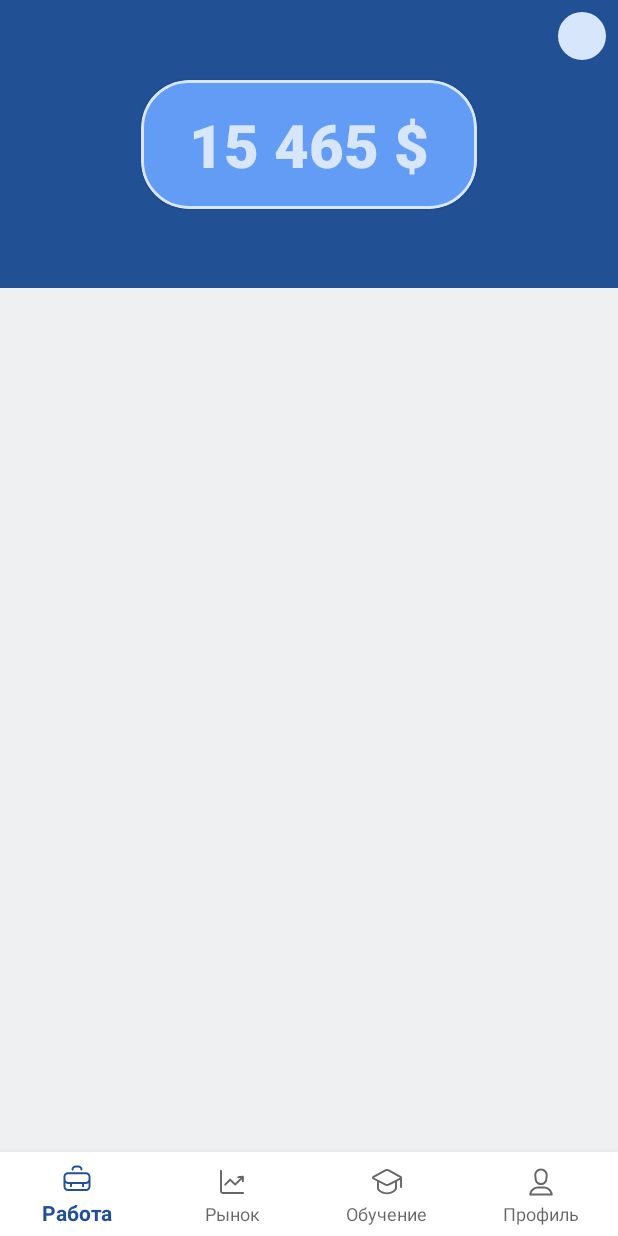
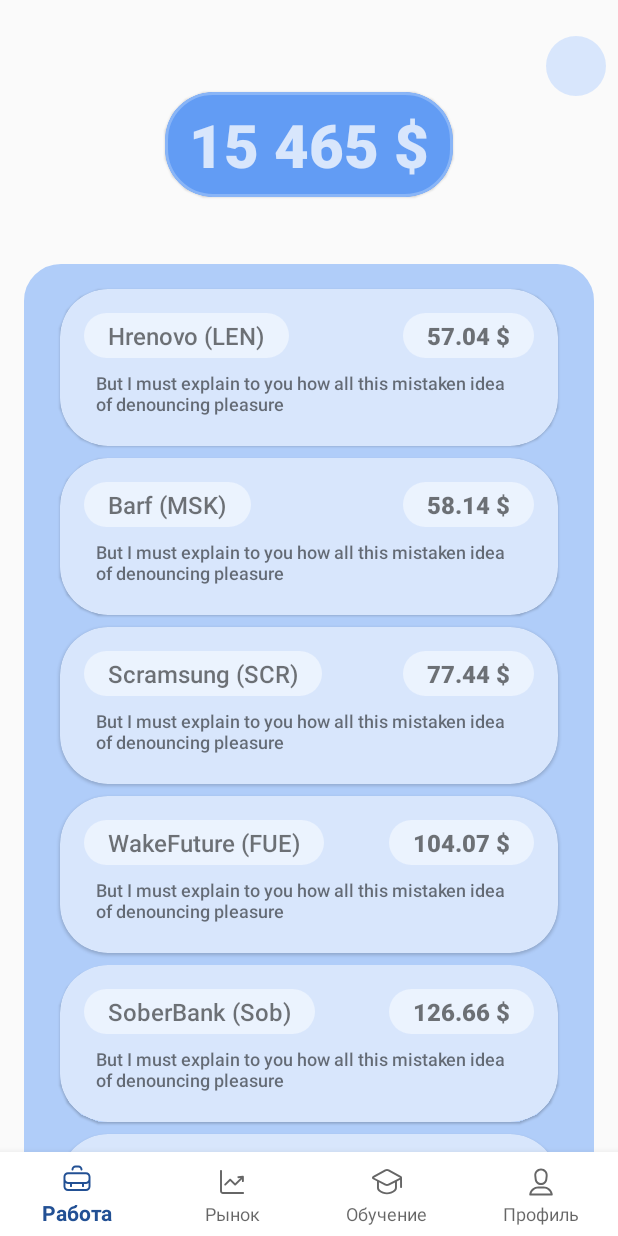
Before and after one commit to alekseyonanov/Invest, an Android app: the fragment StockFragment placed in its activity, on a phone screen of 412 x 824 dp. Run offline under Robolectric (Android 15) with nearby library versions, the light colour scheme and no system bars; our stand-ins replace Dagger/Hilt's generated code, Room's generated code; libraries missing offline, so code that uses them is left out: com.github.terrakok.cicerone; Roboto replaces fonts that are not available here; 2 statements that could not run were skipped.

Commit message:
Расширение Stock

```diff
--- a/app/src/main/java/ru/grokkers/invest/data/model/Stock.kt
+++ b/app/src/main/java/ru/grokkers/invest/data/model/Stock.kt
@@ -2,6 +2,7 @@ package ru.grokkers.invest.data.model
 
 import androidx.room.Entity
 import androidx.room.PrimaryKey
+import java.util.*
 
 /**
  * @author Onanov Aleksey (@onanov)
@@ -11,5 +12,7 @@ data class Stock(
     @PrimaryKey
     val id: Int,
     val name: String,
-    val price: Double,
+    val price: Double = 0.0,
+    val currencySymbol: String,
+    val message: String,
 )
--- a/app/src/main/java/ru/grokkers/invest/data/repository/impl/StockRepositoryImpl.kt
+++ b/app/src/main/java/ru/grokkers/invest/data/repository/impl/StockRepositoryImpl.kt
@@ -1,22 +1,57 @@
 package ru.grokkers.invest.data.repository.impl
 
+import kotlinx.coroutines.Dispatchers
+import kotlinx.coroutines.delay
 import kotlinx.coroutines.flow.Flow
 import kotlinx.coroutines.flow.flow
+import kotlinx.coroutines.flow.flowOn
 import ru.grokkers.invest.data.db.dao.StockDao
 import ru.grokkers.invest.data.model.Stock
 import ru.grokkers.invest.data.repository.StockRepository
+import java.text.DecimalFormat
+import java.util.*
 import javax.inject.Inject
+import kotlin.random.Random
 
 /**
  * @author Onanov Aleksey (@onanov)
  */
 class StockRepositoryImpl @Inject constructor(private val dao: StockDao) : StockRepository {
-
-    override fun getAllStock(): Flow<List<Stock>> = flow {
-        // TODO: 09.10.2021 implement
-    }
+    private val messages = listOf(
+        "But I must explain to you how all this mistaken idea of denouncing pleasure ",
+        "And praising pain was born and I will give you a complete account of",
+        "The system, and expound the actual teachings of the great explorer of",
+        "The truth, the master-builder of human happiness. No one rejects, dislikes,",
+        "Or avoids pleasure itself, because it is pleasure, but because those who do not know",
+        "How to pursue pleasure rationally encounter consequences that are extremely ",
+        "Painful. Nor again is there anyone who loves or pursues or desires to obtain ",
+        "Pain of itself, because it is pain, but because occasionally circumstances occur",
+        "In which toil and pain can procure him some great pleasure. To take a trivial example,",
+        "Which of us ever undertakes laborious physical exercise, except to obtain some advantage from it?",
+        "But who has any right to find fault with a man who chooses to enjoy a pleasure that has no annoying ",
+        "Consequences, or one who avoids a pain that produces no resultant pleasure?"
+    )
+    override fun getAllStock(): Flow<List<Stock>> = flow<List<Stock>> {
+        val random = Random(8800)
+        messages.shuffled()
+        repeat(10){ i ->
+            emit(listOf(
+                Stock(id = 1,name = "Pear (PER)",price = random.nextDouble(200.0),message = messages[i],currencySymbol = "$" ),
+                Stock(id = 2,name = "Scramsung (SCR)",price = random.nextDouble(200.0),message = messages[i],currencySymbol = "$" ),
+                Stock(id = 3,name = "Hrenovo (LEN)",price = random.nextDouble(200.0),message = messages[i],currencySymbol = "$" ),
+                Stock(id = 4,name = "Myasosay (MSI)",price = random.nextDouble(200.0),message = messages[i],currencySymbol = "$" ),
+                Stock(id = 5,name = "SoberBank (Sob)",price = random.nextDouble(200.0),message = messages[i],currencySymbol = "$" ),
+                Stock(id = 6,name = "OnanovCO (OCO)",price = random.nextDouble(200.0),message = "",currencySymbol = "$" ),
+                Stock(id = 7,name = "WakeFuture (FUE)",price = random.nextDouble(200.0),message = messages[i],currencySymbol = "$" ),
+                Stock(id = 8,name = "Barf (MSK)",price = random.nextDouble(200.0),message = messages[i],currencySymbol = "$" ),
+                Stock(id = 9,name = "VodkaInside (VIE)",price = random.nextDouble(200.0),message = messages[i],currencySymbol = "$" ),
+            ).sortedBy { it.price })
+            delay(5000)
+        }
+    }.flowOn(Dispatchers.IO)
 
     override fun add(model: Stock) {
+
     }
 
     override fun add(list: List<Stock>) {
--- a/app/src/main/java/ru/grokkers/invest/navigation/Screens.kt
+++ b/app/src/main/java/ru/grokkers/invest/navigation/Screens.kt
@@ -5,7 +5,7 @@ import ru.grokkers.invest.data.model.Education
 import ru.grokkers.invest.ui.fragment.education.detail.EducationDetailFragment
 import ru.grokkers.invest.ui.fragment.education.list.EducationListFragment
 import ru.grokkers.invest.ui.fragment.greetingfragment.GreetingFragment
-import ru.grokkers.invest.ui.fragment.storefragment.StoreFragment
+import ru.grokkers.invest.ui.fragment.storefragment.StockFragment
 import ru.grokkers.invest.ui.fragment.work.WorkFragment
 
 /**
@@ -21,7 +21,7 @@ object Screens {
     fun educationDetails(education: Education) = FragmentScreen { EducationDetailFragment.newInstance(education) }
 
     val Store: FragmentScreen
-        get() = FragmentScreen { StoreFragment() }
+        get() = FragmentScreen{ StockFragment()}
 
     val Work: FragmentScreen
         get() = FragmentScreen { WorkFragment() }
--- a/app/src/main/java/ru/grokkers/invest/ui/activity/MainActivity.kt
+++ b/app/src/main/java/ru/grokkers/invest/ui/activity/MainActivity.kt
@@ -35,7 +35,7 @@ class MainActivity : AppCompatActivity() {
                 View.SYSTEM_UI_FLAG_LAYOUT_FULLSCREEN or
                 View.SYSTEM_UI_FLAG_LAYOUT_HIDE_NAVIGATION*/
 
-        navigator.navigateToGreeting()
+        navigator.navigateToStore()
 
         binding.navigation.setOnItemSelectedListener(::handleNavigationItemClick)
     }
--- /dev/null
+++ b/app/src/main/java/ru/grokkers/invest/ui/base/BaseViewHolder.kt
@@ -0,0 +1,17 @@
+package ru.grokkers.invest.ui.base
+
+import androidx.recyclerview.widget.RecyclerView
+import androidx.viewbinding.ViewBinding
+
+/**
+ * @author Doroshenko Vyacheslav
+ */
+abstract class BaseViewHolder<Model>(binding: ViewBinding) : RecyclerView.ViewHolder(binding.root),
+    BindView<Model> {
+
+}
+
+
+interface BindView<Model> {
+    fun bind(model: Model)
+}
--- a/app/src/main/java/ru/grokkers/invest/ui/fragment/storefragment/StoreFragment.kt
+++ b/app/src/main/java/ru/grokkers/invest/ui/fragment/storefragment/StockFragment.kt
@@ -4,34 +4,43 @@ import android.os.Bundle
 import android.view.LayoutInflater
 import android.view.View
 import android.view.ViewGroup
-import androidx.core.view.OnApplyWindowInsetsListener
 import androidx.core.view.ViewCompat
 import androidx.core.view.WindowInsetsCompat
 import androidx.fragment.app.viewModels
+import androidx.recyclerview.widget.LinearLayoutManager
 import com.google.android.material.appbar.AppBarLayout
 import dagger.hilt.android.AndroidEntryPoint
 import ru.grokkers.invest.R
-import ru.grokkers.invest.databinding.StoreFragmentBinding
+import ru.grokkers.invest.databinding.StockFragmentBinding
 import ru.grokkers.invest.ui.base.BaseFragment
+import ru.grokkers.invest.ui.fragment.storefragment.adapter.StockListAdapter
 
 /**
  * @author Vyacheslav Doroshenko
  */
 @AndroidEntryPoint
-class StoreFragment : BaseFragment() {
+class StockFragment : BaseFragment() {
 
-    private var _binding: StoreFragmentBinding? = null
-    private val binding: StoreFragmentBinding by lazy { _binding!! }
+    private var _binding: StockFragmentBinding? = null
+    private val binding: StockFragmentBinding by lazy { _binding!! }
 
-    private val viewModel by viewModels<StoreViewModel>()
+    private val viewModel by viewModels<StockViewModel>()
 
     override fun onCreateView(
         inflater: LayoutInflater,
         container: ViewGroup?,
-        savedInstanceState: Bundle?
+        savedInstanceState: Bundle?,
     ): View {
-        _binding = StoreFragmentBinding.inflate(inflater, container, false);
+        _binding = StockFragmentBinding.inflate(inflater, container, false);
         binding.appbar.addOnOffsetChangedListener(offsetChangedListener)
+        StockListAdapter().also { stockAdapter ->
+            stockAdapter.onStockClick = viewModel::stockClick
+            binding.recycler.apply {
+                adapter = stockAdapter
+                layoutManager = LinearLayoutManager(requireContext())
+            }
+            handleFlow(viewModel.stockFlow, stockAdapter::submitList)
+        }
 
         val desiredBarHeight = binding.motionLayout.minHeight
         ViewCompat.setOnApplyWindowInsetsListener(binding.motionLayout) { _, insets ->
@@ -55,7 +64,6 @@ class StoreFragment : BaseFragment() {
             (-verticalOffset / appBarLayout.totalScrollRange.toFloat()).let { position ->
                 binding.motionLayout.progress = position
             }
-
         }
 
     override fun onDestroyView() {
--- a/app/src/main/java/ru/grokkers/invest/ui/fragment/storefragment/StoreViewModel.kt
+++ b/app/src/main/java/ru/grokkers/invest/ui/fragment/storefragment/StockViewModel.kt
@@ -6,6 +6,7 @@ import androidx.lifecycle.viewModelScope
 import dagger.hilt.android.lifecycle.HiltViewModel
 import kotlinx.coroutines.flow.SharingStarted
 import kotlinx.coroutines.flow.stateIn
+import ru.grokkers.invest.data.model.Stock
 import ru.grokkers.invest.data.repository.StockRepository
 import ru.grokkers.invest.ui.base.BaseViewModel
 import javax.inject.Inject
@@ -14,7 +15,7 @@ import javax.inject.Inject
  * @author Vyacheslav Doroshenko
  */
 @HiltViewModel
-class StoreViewModel @Inject constructor(
+class StockViewModel @Inject constructor(
     application: Application,
     private val repository: StockRepository,
     val stateHandle: SavedStateHandle
@@ -27,6 +28,10 @@ class StoreViewModel @Inject constructor(
     }
 
 
+    fun stockClick(stock : Stock){
+
+    }
+
 
 
 }
--- /dev/null
+++ b/app/src/main/java/ru/grokkers/invest/ui/fragment/storefragment/adapter/StockListAdapter.kt
@@ -0,0 +1,50 @@
+package ru.grokkers.invest.ui.fragment.storefragment.adapter
+
+import android.view.LayoutInflater
+import android.view.ViewGroup
+import androidx.recyclerview.widget.DiffUtil
+import androidx.recyclerview.widget.ListAdapter
+import ru.grokkers.invest.data.model.Stock
+import ru.grokkers.invest.databinding.StockItemBinding
+import ru.grokkers.invest.ui.base.BaseViewHolder
+
+/**
+ * @author Doroshenko Vyacheslav
+ */
+class StockListAdapter : ListAdapter<Stock, BaseViewHolder<Stock>>(STOCK_MATCHER) {
+
+    var onStockClick: ((stock: Stock) -> Unit)? =
+        null
+
+    override fun onCreateViewHolder(parent: ViewGroup, viewType: Int): BaseViewHolder<Stock> {
+        val vb = StockItemBinding.inflate(LayoutInflater.from(parent.context), parent, false)
+        return StockViewHolder(vb, onStockClick)
+    }
+
+    override fun onBindViewHolder(holder: BaseViewHolder<Stock>, position: Int) {
+        holder.bind(getItem(position))
+    }
+
+    companion object {
+
+        private val STOCK_MATCHER = object : DiffUtil.ItemCallback<Stock>() {
+            override fun areItemsTheSame(
+                oldItem: Stock,
+                newItem: Stock,
+            ): Boolean =
+                oldItem.id == newItem.id
+
+            override fun getChangePayload(oldItem: Stock, newItem: Stock): Any =
+                Any()
+
+            override fun areContentsTheSame(
+                oldItem: Stock,
+                newItem: Stock,
+            ): Boolean =
+                oldItem.name == newItem.name &&
+                        oldItem.price == newItem.price &&
+                        newItem.message == newItem.message
+
+        }
+    }
+}
--- /dev/null
+++ b/app/src/main/java/ru/grokkers/invest/ui/fragment/storefragment/adapter/StockViewHolder.kt
@@ -0,0 +1,27 @@
+package ru.grokkers.invest.ui.fragment.storefragment.adapter
+
+import androidx.core.view.isVisible
+import ru.grokkers.invest.data.model.Stock
+import ru.grokkers.invest.databinding.StockItemBinding
+import ru.grokkers.invest.ui.base.BaseViewHolder
+import java.text.DecimalFormat
+
+/**
+ * @author Doroshenko Vyacheslav
+ */
+class StockViewHolder(
+    private val binding: StockItemBinding,
+    var onStockClick: ((stock: Stock) -> Unit)? =
+        null,
+) : BaseViewHolder<Stock>(binding) {
+
+    override fun bind(model: Stock) {
+        val decormat = DecimalFormat("0.00")
+        binding.root.setOnClickListener { onStockClick?.invoke(model) }
+        binding.name.text = model.name ?: "No name"
+        val price = "${decormat.format(model.price)} ${model.currencySymbol}"
+        binding.price.text = price
+        binding.event.isVisible = model.message.isNotEmpty()
+        binding.event.text = model.message ?: ""
+    }
+}
--- /dev/null
+++ b/app/src/main/res/drawable/store_underlayer.xml
@@ -0,0 +1,18 @@
+<?xml version="1.0" encoding="utf-8"?>
+    <shape xmlns:android="http://schemas.android.com/apk/res/android">
+        <solid android:color="@color/blue30"/>
+
+        <stroke android:width="1dp"
+            android:color="@color/blue30"
+            />
+
+        <padding android:left="1dp"
+            android:top="1dp"
+            android:right="1dp"
+            android:bottom="0dp"
+            />
+
+        <corners
+            android:topLeftRadius="24dp"
+            android:topRightRadius="24dp"/>
+    </shape>
--- a/app/src/main/res/layout/store_fragment.xml
+++ b/app/src/main/res/layout/stock_fragment.xml
@@ -2,12 +2,14 @@
 <androidx.coordinatorlayout.widget.CoordinatorLayout xmlns:android="http://schemas.android.com/apk/res/android"
     xmlns:app="http://schemas.android.com/apk/res-auto"
     xmlns:tools="http://schemas.android.com/tools"
+    android:background="?android:colorBackground"
     android:layout_width="match_parent"
     android:layout_height="match_parent">
 
     <com.google.android.material.appbar.AppBarLayout
         android:id="@+id/appbar"
         android:layout_width="match_parent"
+        android:background="?android:colorBackground"
         android:layout_height="192dp">
 
         <androidx.constraintlayout.motion.widget.MotionLayout
@@ -26,20 +28,22 @@
                 android:layout_height="wrap_content"
                 app:cardBackgroundColor="@color/blue50"
                 app:cardCornerRadius="32dp"
+                app:contentPaddingBottom="8dp"
+                app:contentPaddingLeft="16dp"
+                app:contentPaddingRight="16dp"
+                app:contentPaddingTop="8dp"
                 app:layout_constraintBottom_toBottomOf="parent"
                 app:layout_constraintEnd_toEndOf="parent"
                 app:layout_constraintStart_toStartOf="parent"
                 app:layout_constraintTop_toTopOf="parent"
-                app:strokeColor="@color/blue20"
+                app:strokeColor="@color/blue40"
                 app:strokeWidth="2dp">
 
                 <com.google.android.material.textview.MaterialTextView
+                    android:id="@+id/profit"
                     style="@style/Large_Title_1"
-                    android:id="@+id/profit"
                     android:layout_width="wrap_content"
                     android:layout_height="wrap_content"
-                    android:layout_marginHorizontal="32dp"
-                    android:layout_marginVertical="16dp"
                     android:textColor="@color/blue20"
                     tools:text="15 504 $" />
 
@@ -47,13 +51,14 @@
 
             <com.google.android.material.imageview.ShapeableImageView
                 android:id="@+id/shapeableImageView"
-                android:layout_width="48dp"
-                android:layout_height="48dp"
+                android:layout_width="56dp"
+                android:layout_height="56dp"
                 android:background="@color/blue20"
-                app:shapeAppearanceOverlay="@style/circle"
                 android:padding="8dp"
+                app:strokeColor="@color/blue40"
                 app:layout_constraintEnd_toEndOf="parent"
-                app:layout_constraintTop_toTopOf="parent" />
+                app:layout_constraintTop_toTopOf="parent"
+                app:shapeAppearanceOverlay="@style/circle" />
 
 
         </androidx.constraintlayout.motion.widget.MotionLayout>
@@ -64,6 +69,11 @@
         android:layout_width="match_parent"
         android:layout_height="match_parent"
         android:fillViewport="true"
+        android:paddingHorizontal="16dp"
+        android:layout_marginHorizontal="16dp"
+        android:overScrollMode="always"
+        android:background="@drawable/store_underlayer"
+        app:behavior_overlapTop="16dp"
         app:layout_behavior="com.google.android.material.appbar.AppBarLayout$ScrollingViewBehavior">
 
         <androidx.recyclerview.widget.RecyclerView
@@ -71,8 +81,10 @@
             android:layout_width="match_parent"
             android:layout_height="match_parent"
             android:clipToPadding="false"
+            android:paddingTop="8dp"
             android:paddingBottom="16dp"
-            tools:listitem="@layout/stote_item" />
+            android:overScrollMode="never"
+            tools:listitem="@layout/stock_item" />
 
 
     </androidx.core.widget.NestedScrollView>
--- a/app/src/main/res/layout/stote_item.xml
+++ b/app/src/main/res/layout/stock_item.xml
@@ -20,7 +20,7 @@
             style="@style/Subhead_2"
             android:layout_width="wrap_content"
             android:layout_height="wrap_content"
-            android:background="@drawable/shape"
+            android:background="@drawable/store_text_background"
             android:paddingVertical="4dp"
             android:paddingHorizontal="16dp"
             android:textSize="16sp"
@@ -37,7 +37,7 @@
             style="@style/Subhead_1"
             android:layout_width="wrap_content"
             android:layout_height="wrap_content"
-            android:background="@drawable/shape"
+            android:background="@drawable/store_text_background"
             android:paddingHorizontal="16dp"
             android:paddingVertical="4dp"
             android:textSize="16sp"
--- a/app/src/main/res/xml/store_fragment_xml_motionlayout_scene.xml
+++ b/app/src/main/res/xml/store_fragment_xml_motionlayout_scene.xml
@@ -1,18 +1,60 @@
 <?xml version="1.0" encoding="utf-8"?>
-<MotionScene
-    xmlns:android="http://schemas.android.com/apk/res/android"
+<MotionScene xmlns:android="http://schemas.android.com/apk/res/android"
     xmlns:motion="http://schemas.android.com/apk/res-auto">
 
     <Transition
         motion:constraintSetEnd="@+id/collapsed"
         motion:constraintSetStart="@id/expanded"
-        motion:duration="1000">
-       <KeyFrameSet>
-       </KeyFrameSet>
+        motion:duration="1000"
+        motion:motionInterpolator="cubic(0,51,0,17,0,8,0,8)">
+
     </Transition>
 
-    <ConstraintSet android:id="@+id/expanded" />
+    <ConstraintSet android:id="@+id/expanded" >
+        <Constraint
+            android:id="@+id/materialCardView"
+            motion:layout_constraintEnd_toEndOf="parent"
+            android:layout_width="wrap_content"
+            android:layout_height="wrap_content"
+            android:paddingHorizontal="32dp"
+            android:paddingVertical="16dp"
+            motion:layout_constraintBottom_toBottomOf="parent"
+            motion:layout_constraintTop_toTopOf="parent"
+            motion:layout_constraintStart_toStartOf="parent" />
+        <Constraint
+            motion:layout_constraintEnd_toEndOf="parent"
+            android:layout_width="56dp"
+            android:layout_height="56dp"
+            android:layout_marginTop="16dp"
+            motion:layout_constraintVertical_bias="0"
+            motion:layout_constraintTop_toTopOf="parent"
+            android:id="@+id/shapeableImageView"
+            motion:layout_constraintBottom_toBottomOf="parent" />
+    </ConstraintSet>
 
     <ConstraintSet android:id="@+id/collapsed">
+        <Constraint
+            android:id="@+id/materialCardView"
+            android:layout_width="wrap_content"
+            android:layout_height="wrap_content"
+            motion:layout_constraintBottom_toBottomOf="parent"
+            motion:layout_constraintStart_toStartOf="parent"
+            motion:layout_constraintVertical_bias="1"
+            android:layout_marginTop="20dp"
+            android:paddingVertical="0dp"
+            android:scaleX=".5"
+            android:scaleY=".5"
+            android:layout_marginBottom="0dp"
+            android:translationX="-16dp"
+            android:translationY="8dp">
+        </Constraint>
+        <Constraint
+            motion:layout_constraintEnd_toEndOf="parent"
+            android:layout_width="56dp"
+            android:layout_height="56dp"
+            motion:layout_constraintVertical_bias="1"
+            motion:layout_constraintTop_toTopOf="parent"
+            android:id="@+id/shapeableImageView"
+            motion:layout_constraintBottom_toBottomOf="parent" />
     </ConstraintSet>
 </MotionScene>
```
Also changed, not shown: app/src/main/res/drawable/store_text_background.xml (renamed from app/src/main/res/drawable/shape.xml).
